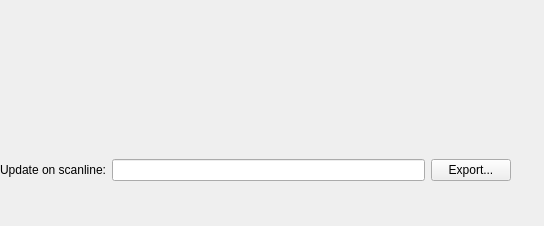
The window that apps/ide/nes/debuggers/chrromdisplaydialog.ui (christopherpow/nesicide) describes before a commit, drawn with Qt 5.
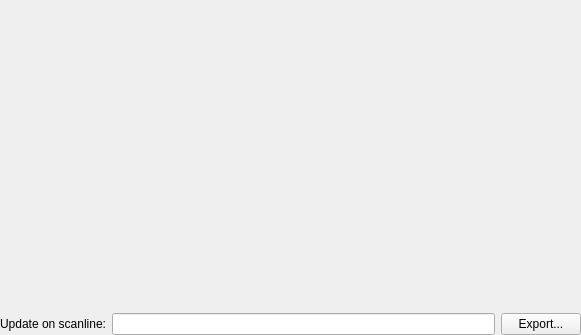
The same window after the commit.

Commit message: Some layout issues addressed.

The edit to the form file:
```diff
--- a/apps/ide/nes/debuggers/chrromdisplaydialog.ui
+++ b/apps/ide/nes/debuggers/chrromdisplaydialog.ui
@@ -6,22 +6,31 @@
    <rect>
     <x>0</x>
     <y>0</y>
-    <width>544</width>
-    <height>226</height>
+    <width>581</width>
+    <height>335</height>
    </rect>
   </property>
   <property name="windowTitle">
    <string>Dialog</string>
   </property>
+  <layout class="QGridLayout" name="gridLayout">
+   <property name="leftMargin">
+    <number>0</number>
+   </property>
+   <property name="topMargin">
+    <number>0</number>
+   </property>
+   <property name="rightMargin">
+    <number>0</number>
+   </property>
+   <property name="bottomMargin">
+    <number>0</number>
+   </property>
+   <property name="spacing">
+    <number>-1</number>
+   </property>
+   <item row="0" column="0">
   <widget class="QFrame" name="window">
-   <property name="geometry">
-    <rect>
-     <x>0</x>
-     <y>0</y>
-     <width>511</width>
-     <height>181</height>
-    </rect>
-   </property>
    <property name="lineWidth">
     <number>0</number>
    </property>
@@ -88,6 +97,8 @@
     </item>
    </layout>
   </widget>
+   </item>
+  </layout>
  </widget>
  <resources/>
  <connections/>
```
Left out of the diff: 26 changed lines with no effect on the pictures. Lines whose indentation alone changed are shown as unchanged. The commit also changes 10 other files.
